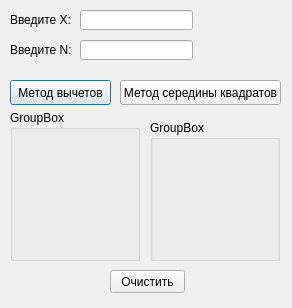
Above: IAD.ui from artem24285/IAD before the change. Below: the same form after it.
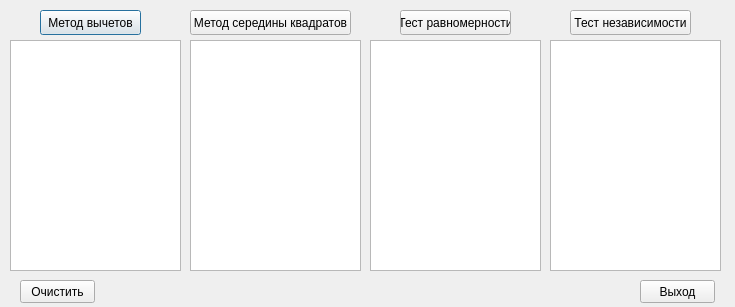
That is the form after the change.

Commit message: Новая форма

Diff of the .ui file:
```diff
--- a/IAD.ui
+++ b/IAD.ui
@@ -6,28 +6,18 @@
    <rect>
     <x>0</x>
     <y>0</y>
-    <width>292</width>
-    <height>308</height>
+    <width>735</width>
+    <height>307</height>
    </rect>
   </property>
   <property name="windowTitle">
    <string>Dialog</string>
   </property>
-  <widget class="QLineEdit" name="lineEdit_2">
-   <property name="geometry">
-    <rect>
-     <x>80</x>
-     <y>40</y>
-     <width>113</width>
-     <height>20</height>
-    </rect>
-   </property>
-  </widget>
   <widget class="QPushButton" name="Methods_deductions">
    <property name="geometry">
     <rect>
-     <x>10</x>
-     <y>80</y>
+     <x>40</x>
+     <y>10</y>
      <width>101</width>
      <height>25</height>
     </rect>
@@ -36,60 +26,11 @@
     <string>Метод вычетов</string>
    </property>
   </widget>
-  <widget class="QLabel" name="label">
-   <property name="geometry">
-    <rect>
-     <x>10</x>
-     <y>40</y>
-     <width>61</width>
-     <height>20</height>
-    </rect>
-   </property>
-   <property name="text">
-    <string>Введите N:</string>
-   </property>
-  </widget>
-  <widget class="QLineEdit" name="lineEdit">
-   <property name="geometry">
-    <rect>
-     <x>80</x>
-     <y>10</y>
-     <width>113</width>
-     <height>20</height>
-    </rect>
-   </property>
-  </widget>
-  <widget class="QGroupBox" name="groupBox">
-   <property name="geometry">
-    <rect>
-     <x>10</x>
-     <y>110</y>
-     <width>130</width>
-     <height>151</height>
-    </rect>
-   </property>
-   <property name="title">
-    <string>GroupBox</string>
-   </property>
-  </widget>
-  <widget class="QLabel" name="label_2">
-   <property name="geometry">
-    <rect>
-     <x>10</x>
-     <y>10</y>
-     <width>61</width>
-     <height>20</height>
-    </rect>
-   </property>
-   <property name="text">
-    <string>Введите X:</string>
-   </property>
-  </widget>
   <widget class="QPushButton" name="Methods_middle_squares">
    <property name="geometry">
     <rect>
-     <x>120</x>
-     <y>80</y>
+     <x>190</x>
+     <y>10</y>
      <width>161</width>
      <height>25</height>
     </rect>
@@ -98,24 +39,11 @@
     <string>Метод середины квадратов</string>
    </property>
   </widget>
-  <widget class="QGroupBox" name="groupBox_2">
-   <property name="geometry">
-    <rect>
-     <x>150</x>
-     <y>120</y>
-     <width>130</width>
-     <height>141</height>
-    </rect>
-   </property>
-   <property name="title">
-    <string>GroupBox</string>
-   </property>
-  </widget>
   <widget class="QPushButton" name="Clear">
    <property name="geometry">
     <rect>
-     <x>110</x>
-     <y>270</y>
+     <x>20</x>
+     <y>280</y>
      <width>75</width>
      <height>23</height>
     </rect>
@@ -124,6 +52,85 @@
     <string>Очистить</string>
    </property>
   </widget>
+  <widget class="QPushButton" name="Exit">
+   <property name="geometry">
+    <rect>
+     <x>640</x>
+     <y>280</y>
+     <width>75</width>
+     <height>23</height>
+    </rect>
+   </property>
+   <property name="text">
+    <string>Выход</string>
+   </property>
+  </widget>
+  <widget class="QTextEdit" name="textEdit_data">
+   <property name="geometry">
+    <rect>
+     <x>10</x>
+     <y>40</y>
+     <width>171</width>
+     <height>231</height>
+    </rect>
+   </property>
+  </widget>
+  <widget class="QTextEdit" name="textEdit_data_2">
+   <property name="geometry">
+    <rect>
+     <x>190</x>
+     <y>40</y>
+     <width>171</width>
+     <height>231</height>
+    </rect>
+   </property>
+  </widget>
+  <widget class="QTextEdit" name="textEdit_data_3">
+   <property name="geometry">
+    <rect>
+     <x>370</x>
+     <y>40</y>
+     <width>171</width>
+     <height>231</height>
+    </rect>
+   </property>
+  </widget>
+  <widget class="QTextEdit" name="textEdit_data_4">
+   <property name="geometry">
+    <rect>
+     <x>550</x>
+     <y>40</y>
+     <width>171</width>
+     <height>231</height>
+    </rect>
+   </property>
+  </widget>
+  <widget class="QPushButton" name="Test_1">
+   <property name="geometry">
+    <rect>
+     <x>400</x>
+     <y>10</y>
+     <width>111</width>
+     <height>25</height>
+    </rect>
+   </property>
+   <property name="text">
+    <string>Тест равномерности</string>
+   </property>
+  </widget>
+  <widget class="QPushButton" name="Test_2">
+   <property name="geometry">
+    <rect>
+     <x>570</x>
+     <y>10</y>
+     <width>121</width>
+     <height>25</height>
+    </rect>
+   </property>
+   <property name="text">
+    <string>Тест независимости</string>
+   </property>
+  </widget>
  </widget>
  <resources/>
  <connections/>
```
The commit also changes 3 other files.
